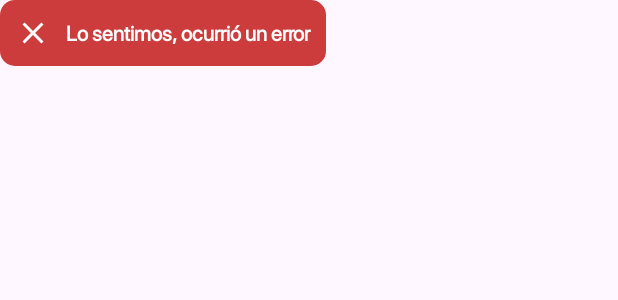
After one commit to JoseDPerez11/LupiApp, an Android app: the layout custom_toast_error.xml on its own in the app's theme, with its tools: preview values and no code run, on a phone screen of 412 x 824 dp. The commit adds this screen. Shown: the top 300 px of the screen. Run offline under Robolectric (Android 15) with nearby library versions, the phone set to English and light mode, and no system bars.

Commit message:
adding customized Toast Error

```diff
--- a/app/src/main/java/com/dsa/lupiapp/activity/MainActivity.java
+++ b/app/src/main/java/com/dsa/lupiapp/activity/MainActivity.java
@@ -15,6 +15,7 @@ import android.widget.Toast;
 
 import com.dsa.lupiapp.R;
 import com.dsa.lupiapp.databinding.ActivityMainBinding;
+import com.dsa.lupiapp.databinding.CustomToastErrorBinding;
 import com.dsa.lupiapp.databinding.CustomToastOkBinding;
 import com.dsa.lupiapp.entity.service.Usuario;
 import com.dsa.lupiapp.utils.DateSerializer;
@@ -95,8 +96,10 @@ public class MainActivity extends AppCompatActivity {
     }
 
     public void toastCorrecto(String message) {
+
         CustomToastOkBinding bindingToast = CustomToastOkBinding.inflate(getLayoutInflater());
         bindingToast.txtMensajeToastOk.setText(message);
+
         Toast toast = new Toast(getApplicationContext());
         toast.setGravity(Gravity.CENTER_VERTICAL | Gravity.BOTTOM, 0, 200);
         toast.setDuration(Toast.LENGTH_LONG);
@@ -105,4 +108,16 @@ public class MainActivity extends AppCompatActivity {
 
     }
 
+    public void toastIncorrect(String message) {
+
+        CustomToastErrorBinding bindingToastErrpr = CustomToastErrorBinding.inflate(getLayoutInflater());
+        bindingToastErrpr.txtMensajeToastError.setText(message);
+
+        Toast toast = new Toast(getApplicationContext());
+        toast.setGravity(Gravity.CENTER_VERTICAL | Gravity.BOTTOM, 0, 200);
+        toast.setDuration(Toast.LENGTH_LONG);
+        toast.setView(bindingToastErrpr.getRoot());
+        toast.show();
+    }
+
 }
--- /dev/null
+++ b/app/src/main/res/layout/custom_toast_error.xml
@@ -0,0 +1,26 @@
+<?xml version="1.0" encoding="utf-8"?>
+<LinearLayout xmlns:android="http://schemas.android.com/apk/res/android"
+    android:id="@+id/ll_custom_toast_ok"
+    android:layout_width="wrap_content"
+    android:layout_height="wrap_content"
+    android:orientation="horizontal"
+    android:background="@drawable/background_red"
+    android:gravity="center|center_horizontal"
+    android:padding="10dp" >
+
+    <ImageView
+        android:layout_width="wrap_content"
+        android:layout_height="wrap_content"
+        android:src="@drawable/ic_close" />
+
+    <TextView
+        android:id="@+id/txtMensajeToastError"
+        android:layout_width="wrap_content"
+        android:layout_height="wrap_content"
+        android:fontFamily="@font/san_francisco"
+        android:text="@string/toast_error"
+        android:paddingStart="10dp"
+        android:textStyle="bold"
+        android:textColor="#fff" />
+
+</LinearLayout>
--- a/app/src/main/res/values/strings.xml
+++ b/app/src/main/res/values/strings.xml
@@ -16,6 +16,7 @@
     <string name="action_settings">Cerrar Sesión</string>
     <string name="descripcion_producto">Es un producto de prueba, estoy haciendo pruebas, ojalá si compile y pueda mimir temprano.</string>
     <string name="toast_ok">Excelente, Iniciaste Sesión</string>
+    <string name="toast_error">Lo sentimos, ocurrió un error</string>
 
     <string name="menu_home">Inicio</string>
     <string name="menu_gallery">Mis Compras</string>
```
